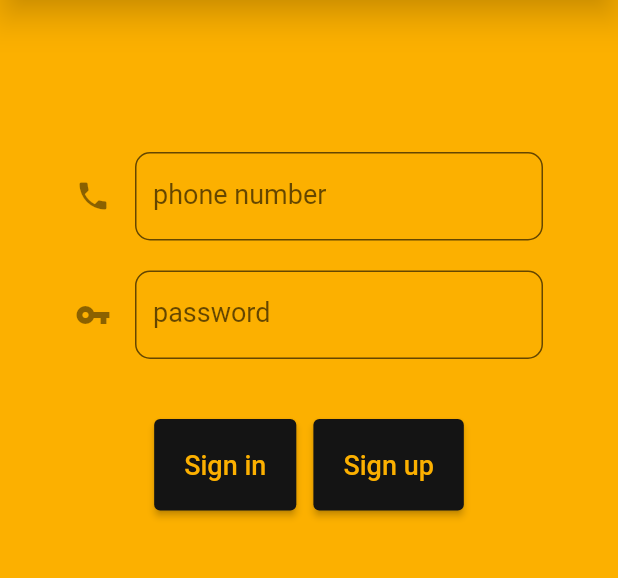
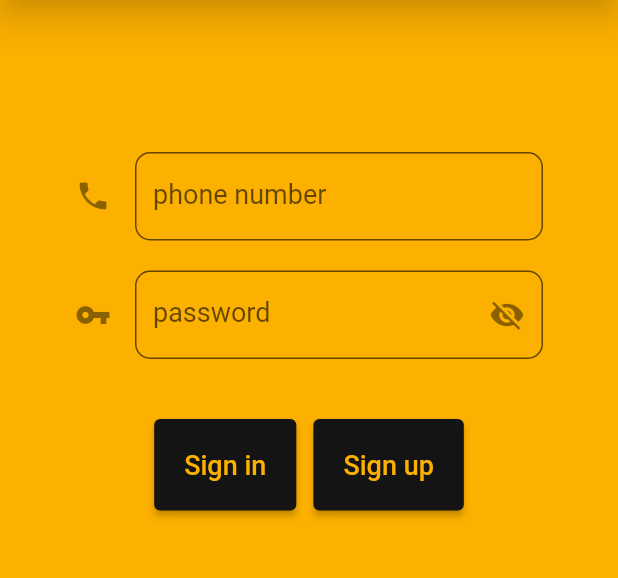
Before and after one commit to seyed-mostafa/seller_app, a Flutter app: the screen it shows after launch, on a phone screen of 412 x 824 dp, the part 97-675 px from its top. Run offline on Flutter 3.47's test engine with Material 2 defaults, Android fonts, the phone set to English and light mode, and no system bars; our stand-ins replace charts_flutter, flutter_rating_bar, flutter_switch, font_awesome_flutter, google_maps_flutter, syncfusion_flutter_charts; missing offline and left inert: easy_loader.

Commit message:
hidden password.

```diff
--- a/lib/Pages/EnteringPage.dart
+++ b/lib/Pages/EnteringPage.dart
@@ -107,9 +107,10 @@ class _EnteringPageState extends State<EnteringPage> {
                 },
               ),
               SizedBox(height: 20,),
-              TextField(
+              TextFormField(
                 autofocus: false,
                 cursorColor: theme.black,
+                obscureText: hidden,
                 style: TextStyle(color: Colors.white),
                 decoration: InputDecoration(
                     border: new OutlineInputBorder(
@@ -120,6 +121,15 @@ class _EnteringPageState extends State<EnteringPage> {
                         color: theme.black,
                         width: 1.0,
                       ),
+                    ),
+                    suffixIcon: IconButton(
+                      icon: Icon(
+                          !hidden?Icons.visibility:Icons.visibility_off
+                      ),
+                      onPressed: (){
+                        hidden = !hidden;
+                        setState(() {});
+                      },
                     ),
                     fillColor: theme.yellow,
                     filled: true,
```
Also changed, not shown: pubspec.lock.
